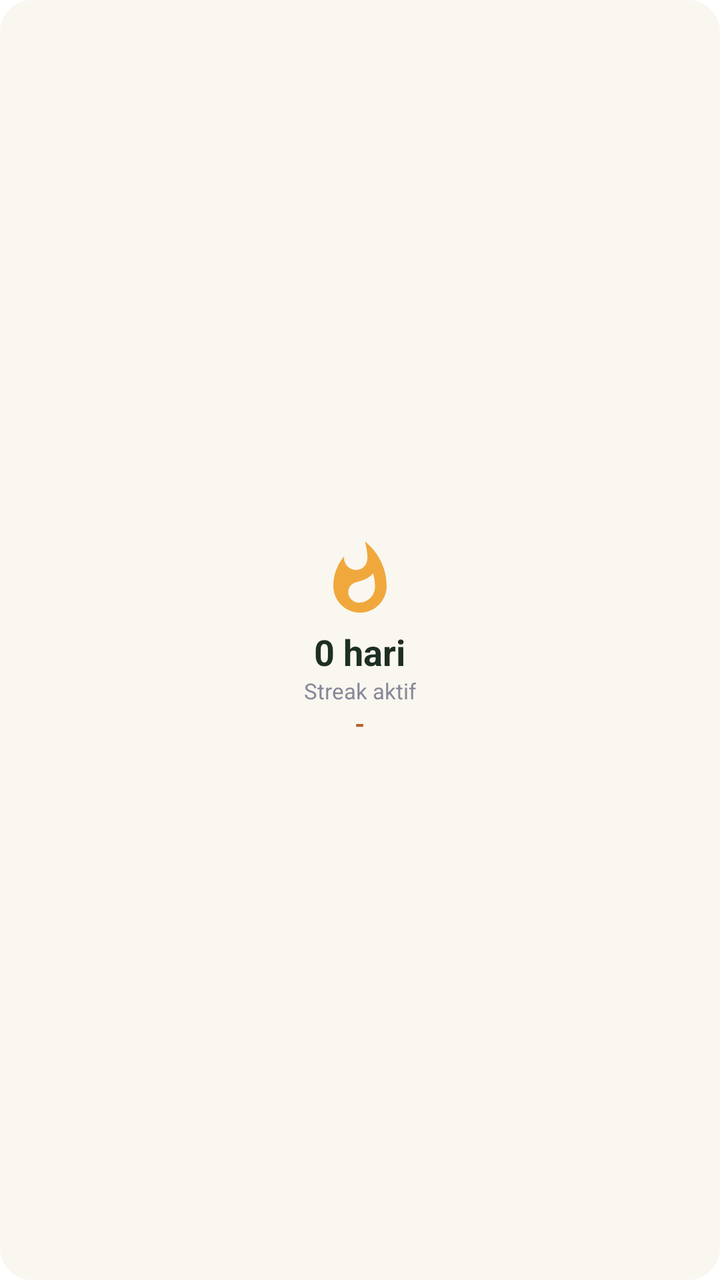
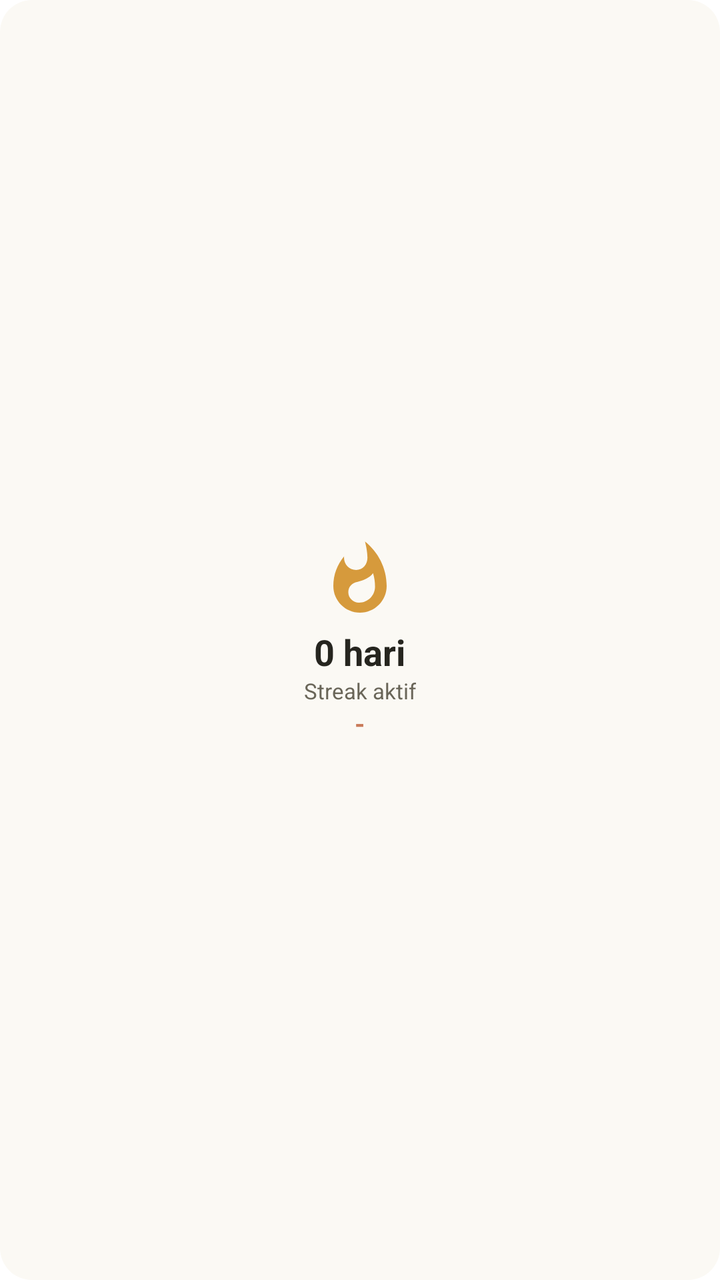

An Android layout rendered at two revisions. The XML below is the earlier revision; the diff shows what the commit changed to produce the second picture.
<!-- AndroidManifest.xml: fallback theme Theme.MaterialComponents.DayNight.NoActionBar -->
<!-- res/layout/widget_streak.xml -->
<?xml version="1.0" encoding="utf-8"?>
<LinearLayout xmlns:android="http://schemas.android.com/apk/res/android"
    android:id="@+id/widget_container"
    android:layout_width="match_parent"
    android:layout_height="match_parent"
    android:orientation="vertical"
    android:gravity="center"
    android:background="@drawable/widget_background"
    android:padding="12dp">

    <ImageView
        android:id="@+id/streak_flame"
        android:layout_width="40dp"
        android:layout_height="40dp"
        android:src="@drawable/ic_flame" />

    <TextView
        android:id="@+id/streak_days"
        android:layout_width="wrap_content"
        android:layout_height="wrap_content"
        android:layout_marginTop="4dp"
        android:text="0 hari"
        android:textColor="#1E2E22"
        android:textSize="18sp"
        android:textStyle="bold" />

    <TextView
        android:id="@+id/streak_active"
        android:layout_width="wrap_content"
        android:layout_height="wrap_content"
        android:text="Streak aktif"
        android:textColor="#889"
        android:textSize="11sp" />

    <TextView
        android:id="@+id/streak_rank"
        android:layout_width="wrap_content"
        android:layout_height="wrap_content"
        android:text="-"
        android:textColor="#B0662E"
        android:textSize="13sp"
        android:textStyle="bold" />
</LinearLayout>
<!-- resources referenced by this layout -->
<resources>
  <!-- drawable ic_flame (drawable) -->
  <?xml version="1.0" encoding="utf-8"?>
  <vector xmlns:android="http://schemas.android.com/apk/res/android"
      android:width="40dp"
      android:height="40dp"
      android:viewportWidth="24"
      android:viewportHeight="24">
      <path
          android:fillColor="#F0A83C"
          android:pathData="M13.5,0.67s0.74,2.65 0.74,4.8c0,2.06 -1.35,3.73 -3.41,3.73c-2.07,0 -3.63,-1.67 -3.63,-3.73l0.03,-0.36C5.21,7.51 4,10.62 4,14c0,4.42 3.58,8 8,8s8,-3.58 8,-8C20,8.61 17.41,3.8 13.5,0.67zM11.71,19c-1.78,0 -3.22,-1.4 -3.22,-3.14c0,-1.62 1.05,-2.76 2.81,-3.12c1.77,-0.36 3.6,-1.21 4.62,-2.58c0.39,1.29 0.59,2.65 0.59,4.04C16.51,16.83 14.39,19 11.71,19z" />
  </vector>
  <!-- drawable widget_background (drawable) -->
  <?xml version="1.0" encoding="utf-8"?>
  <shape xmlns:android="http://schemas.android.com/apk/res/android"
      android:shape="rectangle">
      <solid android:color="#FAF7F0" />
      <corners android:radius="16dp" />
  </shape>
</resources>

<!-- the commit's change to res/layout/widget_streak.xml (unified diff, before → after) -->
@@ -20,7 +20,7 @@
         android:layout_height="wrap_content"
         android:layout_marginTop="4dp"
         android:text="0 hari"
-        android:textColor="#1E2E22"
+        android:textColor="@color/widget_text"
         android:textSize="18sp"
         android:textStyle="bold" />
 
@@ -29,7 +29,7 @@
         android:layout_width="wrap_content"
         android:layout_height="wrap_content"
         android:text="Streak aktif"
-        android:textColor="#889"
+        android:textColor="@color/widget_text_muted"
         android:textSize="11sp" />
 
     <TextView
@@ -37,7 +37,7 @@
         android:layout_width="wrap_content"
         android:layout_height="wrap_content"
         android:text="-"
-        android:textColor="#B0662E"
+        android:textColor="@color/widget_label"
         android:textSize="13sp"
         android:textStyle="bold" />
 </LinearLayout>
<!-- resource entries referenced after the edit -->
@@ -1,5 +1,8 @@
 <!-- resources referenced by this layout -->
 <resources>
+  <color name="widget_label">#C97B5A</color>
+  <color name="widget_text">#26251F</color>
+  <color name="widget_text_muted">#6A6659</color>
   <!-- drawable ic_flame (drawable) -->
   <?xml version="1.0" encoding="utf-8"?>
   <vector xmlns:android="http://schemas.android.com/apk/res/android"
@@ -8,15 +11,17 @@
       android:viewportWidth="24"
       android:viewportHeight="24">
       <path
-          android:fillColor="#F0A83C"
+          android:fillColor="@color/widget_honey"
           android:pathData="M13.5,0.67s0.74,2.65 0.74,4.8c0,2.06 -1.35,3.73 -3.41,3.73c-2.07,0 -3.63,-1.67 -3.63,-3.73l0.03,-0.36C5.21,7.51 4,10.62 4,14c0,4.42 3.58,8 8,8s8,-3.58 8,-8C20,8.61 17.41,3.8 13.5,0.67zM11.71,19c-1.78,0 -3.22,-1.4 -3.22,-3.14c0,-1.62 1.05,-2.76 2.81,-3.12c1.77,-0.36 3.6,-1.21 4.62,-2.58c0.39,1.29 0.59,2.65 0.59,4.04C16.51,16.83 14.39,19 11.71,19z" />
   </vector>
   <!-- drawable widget_background (drawable) -->
   <?xml version="1.0" encoding="utf-8"?>
   <shape xmlns:android="http://schemas.android.com/apk/res/android"
       android:shape="rectangle">
-      <solid android:color="#FAF7F0" />
+      <solid android:color="@color/widget_bg" />
       <corners android:radius="16dp" />
   </shape>
+  <color name="widget_honey">#D69A3C</color>
+  <color name="widget_bg">#FBF9F4</color>
 </resources>
 
